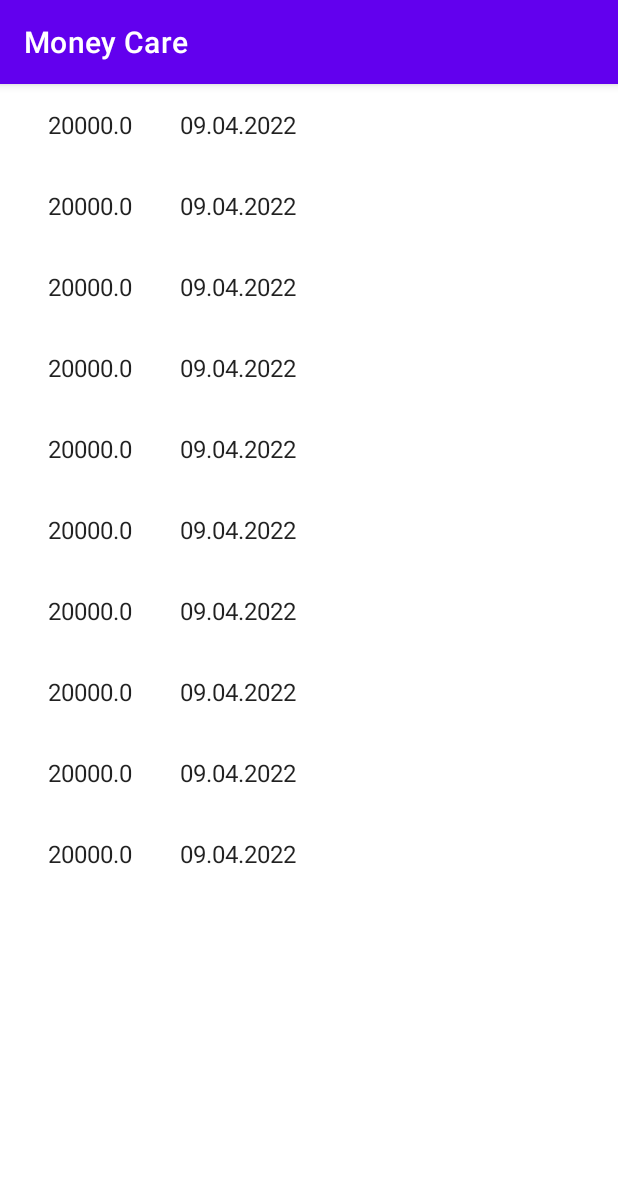
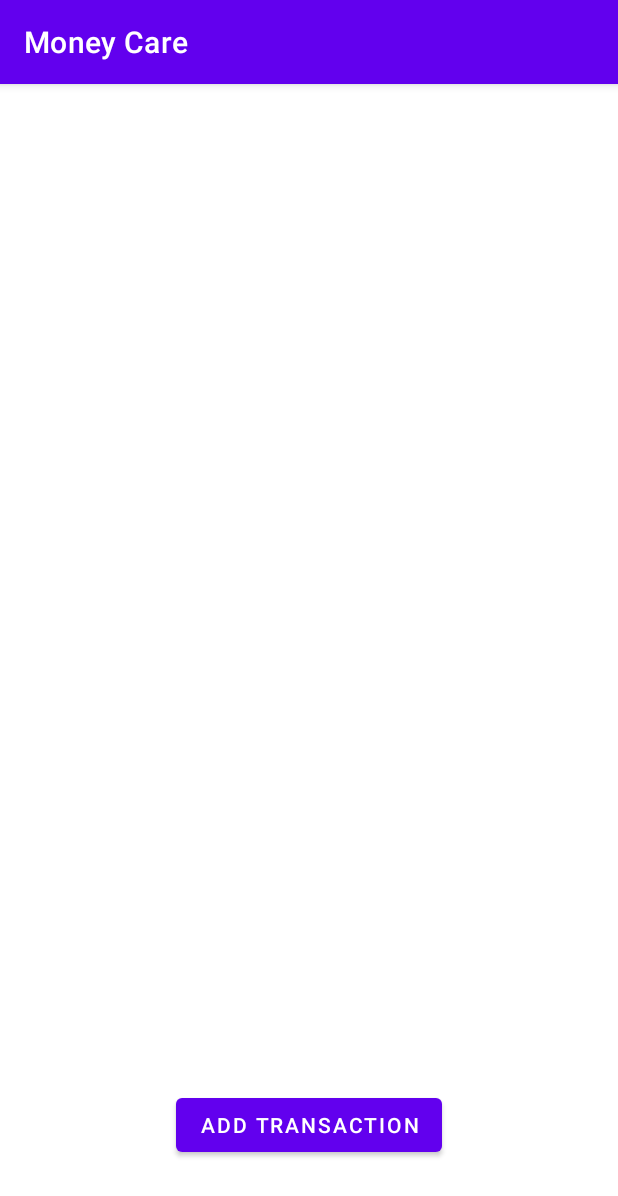
Before and after one commit to ChickDev1707/MoneyCare, an Android app: the screen it shows after launch (MainActivity), on a phone screen of 412 x 824 dp. Shown: the top 1196 px of the screen. Run offline under Robolectric (Android 15) with nearby library versions, the light colour scheme and no system bars; our stand-ins replace Firebase (no records; nobody signed in at launch, a user with empty details on screens opened directly); 2 statements that could not run were skipped.

Commit message:
add transaction demo feature

```diff
--- a/app/build.gradle
+++ b/app/build.gradle
@@ -11,7 +11,7 @@ android {
     }
     defaultConfig {
         applicationId "com.example.moneycare"
-        minSdkVersion 21
+        minSdkVersion 24
         targetSdkVersion 31
         versionCode 1
         versionName "1.0"
--- a/app/src/main/java/com/example/moneycare/data/repository/TransactionRepository.java
+++ b/app/src/main/java/com/example/moneycare/data/repository/TransactionRepository.java
@@ -1,4 +1,48 @@
 package com.example.moneycare.data.repository;
 
+import androidx.annotation.NonNull;
+
+import com.example.moneycare.data.model.Transaction;
+import com.google.android.gms.tasks.OnCompleteListener;
+import com.google.android.gms.tasks.Task;
+import com.google.firebase.firestore.CollectionReference;
+import com.google.firebase.firestore.DocumentSnapshot;
+import com.google.firebase.firestore.FirebaseFirestore;
+import com.google.firebase.firestore.QuerySnapshot;
+
+import org.jetbrains.annotations.NotNull;
+
+import java.util.ArrayList;
+import java.util.List;
+
 public class TransactionRepository {
+    FirebaseFirestore db;
+
+    public TransactionRepository(){
+        db = FirebaseFirestore.getInstance();
+    }
+    public void fetchTransactions(FirestoreCallback callback){
+
+        CollectionReference colRef =  db.collection("users").document("LE3oa0LyuujvLqmvxoQw").collection("transactions");
+        colRef.get().addOnCompleteListener(new OnCompleteListener<QuerySnapshot>() {
+            @Override
+            public void onComplete(@NonNull @NotNull Task<QuerySnapshot> task) {
+                List<Transaction> transactions = new ArrayList<Transaction>();
+                if(task.isSuccessful()){
+                    for(DocumentSnapshot snapshot:task.getResult()){
+                        Transaction trans = Transaction.fromMap(snapshot.getData());
+                        System.out.println(trans.money);
+                        transactions.add(trans);
+                    }
+                    callback.onCallback(transactions);
+                }
+
+            }
+
+        });
+    }
+    public interface FirestoreCallback {
+        public void onCallback(List<Transaction> transactions);
+    }
+
 }
--- a/app/src/main/java/com/example/moneycare/ui/view/TransactionFragment.java
+++ b/app/src/main/java/com/example/moneycare/ui/view/TransactionFragment.java
@@ -4,7 +4,9 @@ import android.content.Context;
 import android.os.Bundle;
 
 import androidx.fragment.app.Fragment;
+import androidx.lifecycle.Observer;
 import androidx.lifecycle.ViewModelProvider;
+import androidx.navigation.Navigation;
 import androidx.recyclerview.widget.GridLayoutManager;
 import androidx.recyclerview.widget.LinearLayoutManager;
 import androidx.recyclerview.widget.RecyclerView;
@@ -12,11 +14,16 @@ import androidx.recyclerview.widget.RecyclerView;
 import android.view.LayoutInflater;
 import android.view.View;
 import android.view.ViewGroup;
+import android.widget.Button;
 
 import com.example.moneycare.R;
+import com.example.moneycare.data.model.Transaction;
+import com.example.moneycare.data.repository.TransactionRepository;
 import com.example.moneycare.databinding.FragmentLoginBinding;
 import com.example.moneycare.databinding.FragmentTransactionBinding;
 import com.example.moneycare.ui.viewmodel.TransactionViewModel;
+
+import java.util.List;
 
 /**
  * A fragment representing a list of Items.
@@ -28,6 +35,9 @@ public class TransactionFragment extends Fragment {
     // TODO: Customize parameters
     private int mColumnCount = 1;
     private TransactionViewModel viewModel;
+    Button newTransBtn;
+    RecyclerView transList;
+//    TransactionRepository repository;
     /**
      * Mandatory empty constructor for the fragment manager to instantiate the
      * fragment (e.g. upon screen orientation changes).
@@ -58,19 +68,26 @@ public class TransactionFragment extends Fragment {
     public View onCreateView(LayoutInflater inflater, ViewGroup container,
                              Bundle savedInstanceState) {
         View view = inflater.inflate(R.layout.fragment_transaction_list, container, false);
-        viewModel = new TransactionViewModel();
+        viewModel = new ViewModelProvider(this).get(TransactionViewModel.class);
+        newTransBtn = (Button) view.findViewById(R.id.newTransBtn);
+        transList = view.findViewById(R.id.transList);
 
+        newTransBtn.setOnClickListener(new View.OnClickListener() {
+            @Override
+            public void onClick(View view) {
+                Navigation.findNavController(view).navigate(R.id.action_transactionFragment_to_newTransaction);
+            }
+        });
+//        repository = new TransactionRepository();
         // Set the adapter
-        if (view instanceof RecyclerView) {
-            Context context = view.getContext();
-            RecyclerView recyclerView = (RecyclerView) view;
-            if (mColumnCount <= 1) {
-                recyclerView.setLayoutManager(new LinearLayoutManager(context));
-            } else {
-                recyclerView.setLayoutManager(new GridLayoutManager(context, mColumnCount));
-            }
-            recyclerView.setAdapter(new MyTransactionRecyclerViewAdapter(viewModel.getTransactions()));
+
+        Context context = transList.getContext();
+        if (mColumnCount <= 1) {
+            transList.setLayoutManager(new LinearLayoutManager(context));
+        } else {
+            transList.setLayoutManager(new GridLayoutManager(context, mColumnCount));
         }
+        viewModel.fetchTransactions(transactions -> transList.setAdapter(new MyTransactionRecyclerViewAdapter(transactions)));
         return view;
     }
 }
--- a/app/src/main/java/com/example/moneycare/ui/viewmodel/TransactionViewModel.java
+++ b/app/src/main/java/com/example/moneycare/ui/viewmodel/TransactionViewModel.java
@@ -3,12 +3,14 @@ package com.example.moneycare.ui.viewmodel;
 import android.util.Patterns;
 
 import androidx.lifecycle.MutableLiveData;
+import androidx.lifecycle.Observer;
 import androidx.lifecycle.ViewModel;
 
 import com.example.moneycare.data.model.Transaction;
 import com.example.moneycare.data.repository.TransactionRepository;
 
 import java.util.ArrayList;
+import java.util.Collections;
 import java.util.Date;
 import java.util.List;
 
@@ -16,23 +18,25 @@ public class TransactionViewModel extends ViewModel {
 
     private TransactionRepository transactionRepository;
 
-//    MutableLiveData<List<Transaction>> transactions;
-    List<Transaction> transactions;
+    public MutableLiveData<Long> money;
+    public MutableLiveData<Date> date;
+
+    MutableLiveData<List<Transaction>> liveTransactions;
+//    List<Transaction> transactions;
 
     public TransactionViewModel() {
-//        this.transactionRepository = transactionRepository;
+        this.transactionRepository = new TransactionRepository();
         init();
     }
     public void init(){
-        transactions = new ArrayList<Transaction>();
-        for(int i = 0; i< 10; i++){
-            Date date = new Date();
-            Transaction trans = new Transaction(20000, date);
-            this.transactions.add(trans);
-        }
+
+        System.out.println("init");
+        money.setValue(0L);
+        date.setValue(new Date());
     }
-    public List<Transaction> getTransactions(){
-        return transactions;
+
+    public void fetchTransactions(TransactionRepository.FirestoreCallback firestoreCallback){
+        transactionRepository.fetchTransactions(firestoreCallback);
     }
 
 }
--- a/app/src/main/res/layout/fragment_transaction_list.xml
+++ b/app/src/main/res/layout/fragment_transaction_list.xml
@@ -1,8 +1,12 @@
 <?xml version="1.0" encoding="utf-8"?>
-<androidx.recyclerview.widget.RecyclerView xmlns:android="http://schemas.android.com/apk/res/android"
+<androidx.constraintlayout.widget.ConstraintLayout
+    xmlns:android="http://schemas.android.com/apk/res/android"
     xmlns:app="http://schemas.android.com/apk/res-auto"
     xmlns:tools="http://schemas.android.com/tools"
-    android:id="@+id/list"
+    android:layout_width="match_parent"
+    android:layout_height="match_parent">
+    <androidx.recyclerview.widget.RecyclerView
+        android:id="@+id/transList"
         android:name="com.example.moneycare.TransactionFragment"
         android:layout_width="match_parent"
         android:layout_height="match_parent"
@@ -11,3 +15,15 @@
         app:layoutManager="LinearLayoutManager"
         tools:context=".ui.view.TransactionFragment"
         tools:listitem="@layout/fragment_transaction" />
+
+    <Button
+        android:id="@+id/newTransBtn"
+        android:layout_width="wrap_content"
+        android:layout_height="wrap_content"
+        android:layout_marginBottom="50dp"
+        android:text="Add transaction"
+        app:layout_constraintBottom_toBottomOf="parent"
+        app:layout_constraintEnd_toEndOf="parent"
+        app:layout_constraintHorizontal_bias="0.5"
+        app:layout_constraintStart_toStartOf="parent" />
+</androidx.constraintlayout.widget.ConstraintLayout>
--- a/app/src/main/res/navigation/app_nav_graph.xml
+++ b/app/src/main/res/navigation/app_nav_graph.xml
@@ -14,5 +14,14 @@
         android:id="@+id/transactionFragment"
         android:name="com.example.moneycare.ui.view.TransactionFragment"
         android:label="fragment_transaction_list"
-        tools:layout="@layout/fragment_transaction_list" />
+        tools:layout="@layout/fragment_transaction_list" >
+        <action
+            android:id="@+id/action_transactionFragment_to_newTransaction"
+            app:destination="@id/newTransaction" />
+    </fragment>
+    <fragment
+        android:id="@+id/newTransaction"
+        android:name="com.example.moneycare.ui.view.NewTransaction"
+        android:label="fragment_new_transaction"
+        tools:layout="@layout/fragment_new_transaction" />
 </navigation>
```
Also changed, not shown: app/src/main/java/com/example/moneycare/data/model/Transaction.java (+32 -2 lines), app/src/main/java/com/example/moneycare/data/model/User.java (+12 -11 lines), app/src/main/java/com/example/moneycare/ui/view/NewTransaction.java (added, +66 -0 lines), app/src/main/java/com/example/moneycare/utils/Enum.java (added, +8 -0 lines), app/src/main/res/layout/fragment_new_transaction.xml (added, +57 -0 lines). Lines whose indentation alone changed are shown as unchanged.
